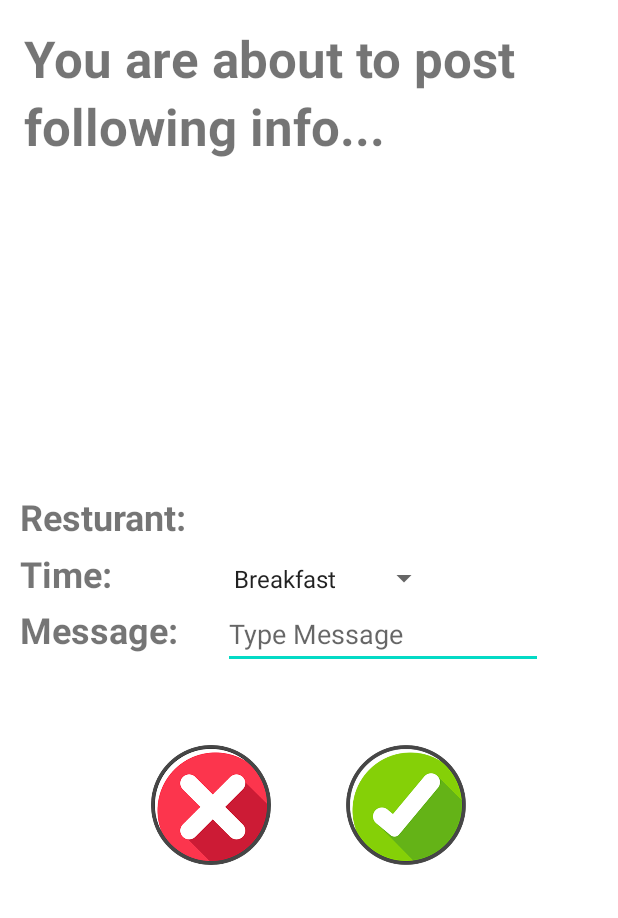
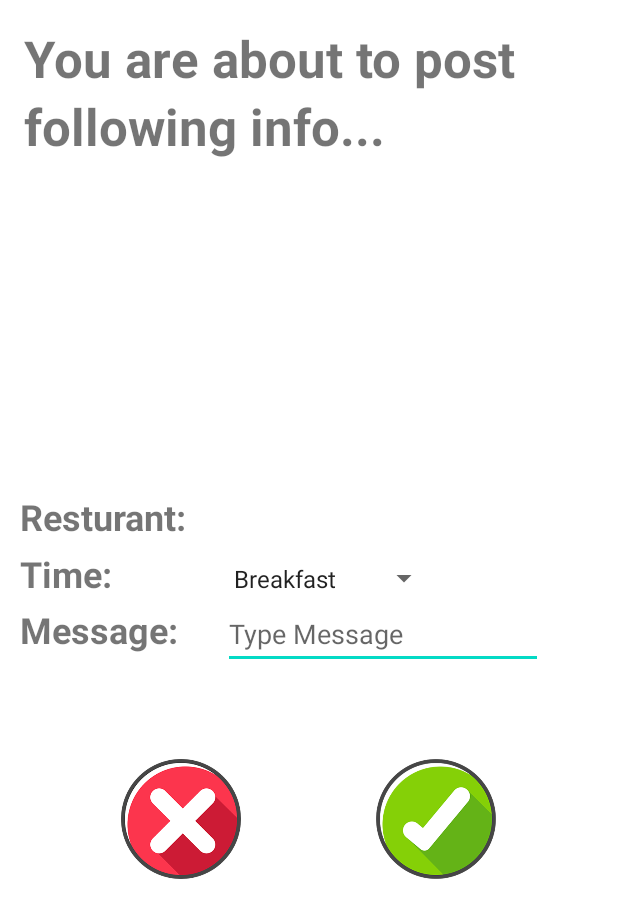
Before and after one commit to Li-Haowei/LetsEat, an Android app: the PostPage screen opened directly, with no data from a screen before it, on a phone screen of 412 x 824 dp. Shown: the top 918 px of the screen. Run offline under Robolectric (Android 15) with nearby library versions, the phone set to English and light mode, and no system bars.

Commit message:
Polished the post page, now posts are filtered based on user's preferred time

```diff
--- a/app/src/main/java/com/example/letseat/PostFragment.java
+++ b/app/src/main/java/com/example/letseat/PostFragment.java
@@ -231,21 +231,21 @@ public class PostFragment extends Fragment {
                                             common.add("You both are " + major1 + " Major");
                                         }
                                         else{
-                                            common.add("Major in " + major1);
+                                            common.add("Majors in " + major1);
                                         }
                                         if (favoriteFood1.equals(favoriteFood2)){
                                             matchRate += 4;
                                             common.add("You both like " + favoriteFood1 + " food");
                                         }
                                         else{
-                                            common.add("Like " + favoriteFood1 + " food");
+                                            common.add("Likes " + favoriteFood1 + " food");
                                         }
                                         if (hobby1 != null && hobby1.equals(hobby2)){
                                             matchRate += 4;
                                             common.add("You both like " + hobby1);
                                         }
                                         else{
-                                            common.add("Like " + hobby1);
+                                            common.add("Likes " + hobby1);
                                         }
                                         boolean hasCommon = false;
                                         String line = "";
--- a/app/src/main/java/com/example/letseat/PostPage.java
+++ b/app/src/main/java/com/example/letseat/PostPage.java
@@ -71,9 +71,7 @@ public class PostPage extends AppCompatActivity {
         // Meals
         times.add("Breakfast");
         times.add("Lunch");
-        times.add("Tea");
         times.add("Dinner");
-        times.add("Late Snack");
         ArrayAdapter<String> adapter = new ArrayAdapter(this, android.R.layout.simple_spinner_item, times);
         adapter.setDropDownViewResource(android.R.layout.simple_spinner_dropdown_item);
         spTime.setAdapter(adapter);
--- a/app/src/main/res/layout/activity_post.xml
+++ b/app/src/main/res/layout/activity_post.xml
@@ -124,7 +124,7 @@
 
     <LinearLayout
         android:layout_width="match_parent"
-        android:layout_height="182dp"
+        android:layout_height="400dp"
         android:background="#FFFFFF"
         android:gravity="center"
         android:orientation="horizontal"
@@ -135,14 +135,16 @@
             android:id="@+id/btnCancel"
             android:layout_width="80dp"
             android:layout_height="80dp"
-            android:background="@drawable/cross" />
+            android:background="@drawable/cross"
+            android:translationY="-100sp" />
 
         <ImageButton
             android:id="@+id/btnConfirm"
             android:layout_width="80dp"
             android:layout_height="80dp"
-            android:layout_marginLeft="50sp"
-            android:background="@drawable/check" />
+            android:layout_marginLeft="90sp"
+            android:background="@drawable/check"
+            android:translationY="-100sp" />
 
     </LinearLayout>
 
--- a/app/src/main/res/layout/activity_post_detailed.xml
+++ b/app/src/main/res/layout/activity_post_detailed.xml
@@ -10,7 +10,7 @@
         android:id="@+id/imRest"
         android:layout_width="match_parent"
         android:layout_height="311dp"
-        android:layout_marginTop="-20sp"
+        android:layout_marginTop="-40sp"
         app:layout_constraintStart_toStartOf="parent"
         app:layout_constraintTop_toTopOf="parent" />
 
@@ -184,7 +184,7 @@
                         android:id="@+id/btn_accept2"
                         android:layout_width="80dp"
                         android:layout_height="80dp"
-                        android:layout_marginLeft="70sp"
+                        android:layout_marginLeft="90sp"
                         android:background="@drawable/check" />
 
                 </LinearLayout>
--- a/app/src/main/res/layout/fragment_request.xml
+++ b/app/src/main/res/layout/fragment_request.xml
@@ -13,9 +13,11 @@
         android:layout_width="match_parent"
         android:layout_height="wrap_content"
         android:layout_marginBottom="40dp"
+        android:gravity="center"
         android:orientation="horizontal"
         app:layout_constraintBottom_toBottomOf="parent"
         app:layout_constraintEnd_toEndOf="parent"
+        app:layout_constraintHorizontal_bias="0.0"
         app:layout_constraintStart_toStartOf="parent"
         app:layout_constraintTop_toBottomOf="@+id/swipeView">
 
@@ -28,6 +30,7 @@
             android:layout_marginEnd="128dp"
             android:layout_marginBottom="25dp"
             android:layout_weight="1"
+            android:backgroundTint="#F44336"
             android:text="Decline"
             android:textSize="8sp" />
 
@@ -39,6 +42,7 @@
             android:layout_marginEnd="39dp"
             android:layout_marginBottom="25dp"
             android:layout_weight="1"
+            android:backgroundTint="#4CAF50"
             android:text="accept"
             android:textSize="8sp" />
     </LinearLayout>
```
Also changed, not shown: app/src/main/res/layout/adapter_request_card.xml (+46 -5 lines).
